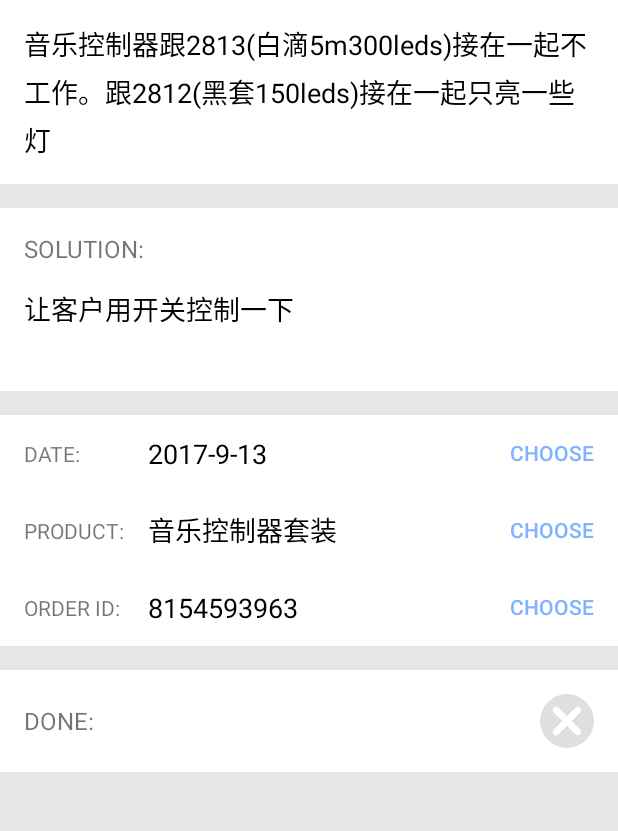
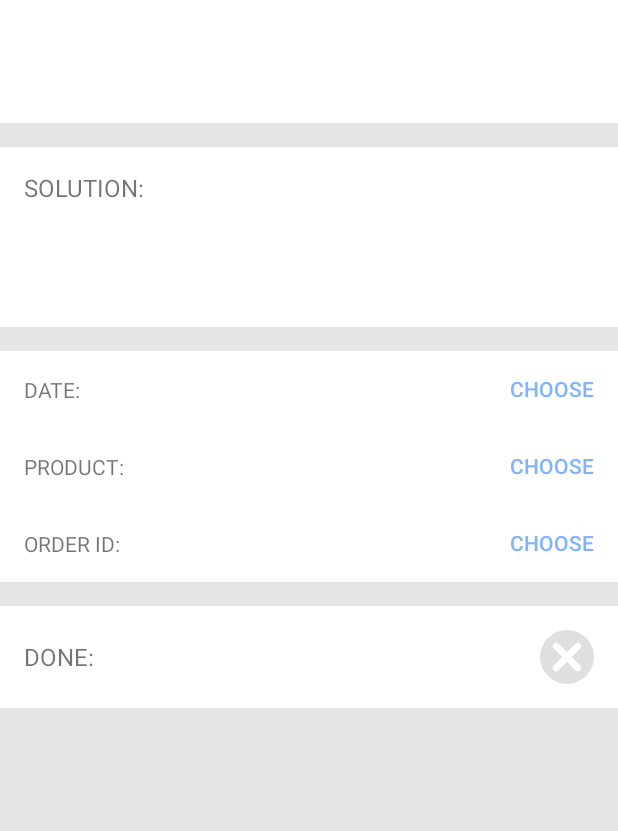
Before and after one commit to lvsecoto/Problems, an Android app: the ProblemDetailFragment screen opened directly, with no data from a screen before it, on a phone screen of 412 x 824 dp, the part 165-996 px from its top. Run offline under Robolectric (Android 15) with nearby library versions, the phone set to English and light mode, and no system bars; our stand-ins replace ButterKnife; 2 statements that could not run were skipped.

Commit message:
refactor: remove hardcoded text or extract to string resource

```diff
--- a/app/src/main/java/com/yjy/problems/problem/detail/ProblemDetailContract.java
+++ b/app/src/main/java/com/yjy/problems/problem/detail/ProblemDetailContract.java
@@ -38,6 +38,8 @@ public interface ProblemDetailContract {
         void showChooseList(List<String> items);
 
         void showToast(String text);
+
+        void alertEmptyProblemDescriptionNotAllows();
     }
 
     interface Presenter {
--- a/app/src/main/java/com/yjy/problems/problem/detail/ProblemDetailPresenter.java
+++ b/app/src/main/java/com/yjy/problems/problem/detail/ProblemDetailPresenter.java
@@ -86,7 +86,7 @@ class ProblemDetailPresenter implements ProblemDetailContract.Presenter {
     @Override
     public void stop() {
         if (Pattern.compile("\\s+|").matcher(mView.getDescription()).matches()) {
-            mView.showToast("Empty Problem description is not allows");
+            mView.alertEmptyProblemDescriptionNotAllows();
             return;
         }
 
--- a/app/src/main/java/com/yjy/problems/problem/list/ProblemListFragment.java
+++ b/app/src/main/java/com/yjy/problems/problem/list/ProblemListFragment.java
@@ -33,8 +33,6 @@ import java.util.UUID;
 
 public class ProblemListFragment extends Fragment implements ProblemListContract.View {
 
-    private static final String TAG = "ProblemDetailFragment";
-
     ToolbarView mToolbarView = new ToolbarView();
 
     @BindView(R.id.problemList)
@@ -61,7 +59,6 @@ public class ProblemListFragment extends Fragment implements ProblemListContract
             mOnFilterWindowDismissListener = new PopupWindow.OnDismissListener() {
         @Override
         public void onDismiss() {
-            Log.d(TAG, "onDismiss :  Filter Window Dismiss");
             mPresenter.setupFilter();
         }
     };
@@ -326,7 +323,7 @@ public class ProblemListFragment extends Fragment implements ProblemListContract
 
     private void showDeleteProblemDialog(final int position) {
         new AlertDialog.Builder(getContext())
-                .setMessage("Remove this problem?")
+                .setMessage(R.string.msgIsRemoveProblem)
                 .setPositiveButton(android.R.string.ok, new DialogInterface.OnClickListener() {
                     @Override
                     public void onClick(DialogInterface dialog, int which) {
--- a/app/src/main/res/layout/fragment_problem_detail.xml
+++ b/app/src/main/res/layout/fragment_problem_detail.xml
@@ -40,15 +40,14 @@
                     android:layout_width="match_parent"
                     android:layout_height="wrap_content"
                     android:layout_marginBottom="16dp"
-                    android:text="PROBLEM:" />
+                    android:text="@string/problemDescriptionLabel" />
 
                 <EditText
                     android:id="@+id/description"
                     style="@style/formEditTextMultiLines"
                     android:layout_width="match_parent"
                     android:layout_height="wrap_content"
-                    android:hint=""
-                    android:text="音乐控制器跟2813(白滴5m300leds)接在一起不工作。跟2812(黑套150leds)接在一起只亮一些灯" />
+                    android:hint="" />
 
             </LinearLayout>
 
@@ -63,15 +62,15 @@
                     android:layout_width="match_parent"
                     android:layout_height="wrap_content"
                     android:layout_marginBottom="16dp"
-                    android:text="SOLUTION:" />
+                    android:text="@string/problemSolutionLabel" />
 
                 <EditText
                     android:id="@+id/solution"
                     style="@style/formEditTextMultiLines"
                     android:layout_width="match_parent"
                     android:layout_height="wrap_content"
-                    android:hint=""
-                    android:text="让客户用开关控制一下" />
+                    android:hint="" />
+
             </LinearLayout>
 
             <TableLayout
@@ -86,7 +85,7 @@
                         style="@style/formTableRowLabel"
                         android:layout_width="wrap_content"
                         android:layout_height="wrap_content"
-                        android:text="DATE:" />
+                        android:text="@string/problemDateLabel" />
 
                     <EditText
                         android:id="@+id/date"
@@ -94,15 +93,14 @@
                         android:layout_width="wrap_content"
                         android:layout_height="wrap_content"
                         android:hint=""
-                        android:inputType="date"
-                        android:text="2017-9-13" />
+                        android:inputType="date" />
 
                     <Button
                         android:id="@+id/chooseDate"
                         style="@style/formChoose"
                         android:layout_width="wrap_content"
                         android:layout_height="wrap_content"
-                        android:text="CHOOSE" />
+                        android:text="@string/chooseProblemDate" />
 
                 </TableRow>
 
@@ -113,22 +111,22 @@
                         android:layout_width="wrap_content"
                         android:layout_height="wrap_content"
                         android:layout_marginEnd="16dp"
-                        android:text="PRODUCT:" />
+                        android:text="@string/productNameLabel" />
 
                     <EditText
                         android:id="@+id/product"
                         style="@style/formEditTextSingleLine"
                         android:layout_width="0dp"
                         android:layout_height="wrap_content"
-                        android:hint=""
-                        android:text="音乐控制器套装" />
+                        android:hint="" />
 
                     <Button
                         android:id="@+id/chooseProduct"
                         style="@style/formChoose"
                         android:layout_width="wrap_content"
                         android:layout_height="wrap_content"
-                        android:text="CHOOSE" />
+                        android:text="@string/chooseProduct" />
+
                 </TableRow>
 
                 <TableRow style="@style/formTableRow">
@@ -137,22 +135,22 @@
                         style="@style/formTableRowLabel"
                         android:layout_width="wrap_content"
                         android:layout_height="wrap_content"
-                        android:text="ORDER ID:" />
+                        android:text="@string/orderIdLabel" />
 
                     <EditText
                         android:id="@+id/orderId"
                         style="@style/formEditTextSingleLine"
                         android:layout_width="0dp"
                         android:layout_height="wrap_content"
-                        android:hint=""
-                        android:text="8154593963" />
+                        android:hint="" />
 
                     <Button
                         android:id="@+id/chooseOrderId"
                         style="@style/formChoose"
                         android:layout_width="wrap_content"
                         android:layout_height="wrap_content"
-                        android:text="CHOOSE" />
+                        android:text="@string/chooseOrderId" />
+
                 </TableRow>
 
             </TableLayout>
@@ -169,7 +167,7 @@
                     android:layout_width="0dp"
                     android:layout_height="wrap_content"
                     android:layout_weight="1"
-                    android:text="DONE:" />
+                    android:text="@string/problemDoneLabel" />
 
                 <com.yjy.problems.view.checkBox.CheckBox
                     android:id="@+id/done"
--- a/app/src/main/res/layout/item_problem.xml
+++ b/app/src/main/res/layout/item_problem.xml
@@ -38,7 +38,6 @@
                 android:layout_width="match_parent"
                 android:layout_height="wrap_content"
                 android:layout_marginBottom="16dp"
-                android:text="CNBIKSUMYERP55791, E27泳池灯"
                 android:textColor="@android:color/tertiary_text_light"
                 android:textSize="12sp" />
 
@@ -48,7 +47,6 @@
                 android:layout_height="wrap_content"
                 android:layout_marginBottom="8dp"
                 android:lineSpacingMultiplier="1.2"
-                android:text="一开始只闪红光，接着中间部分闪光，没法关掉，只能拔掉电源"
                 android:textColor="@android:color/secondary_text_light"
                 android:textSize="18sp"
                 android:textStyle="bold" />
@@ -59,7 +57,6 @@
                 android:layout_height="wrap_content"
                 android:layout_marginBottom="8dp"
                 android:minLines="0"
-                android:text="让客户用开关控制一下"
                 android:textColor="@android:color/tertiary_text_light"
                 android:textSize="16sp" />
 
@@ -72,7 +69,6 @@
                     android:layout_width="wrap_content"
                     android:layout_height="wrap_content"
                     android:layout_gravity="bottom"
-                    android:text="9-11"
                     android:textColor="@android:color/tertiary_text_light" />
 
                 <com.yjy.problems.view.checkBox.CheckBox
--- a/app/src/main/res/menu/fragment_problem_list.xml
+++ b/app/src/main/res/menu/fragment_problem_list.xml
@@ -5,7 +5,7 @@
     <item
         android:id="@+id/search"
         android:icon="@drawable/ic_search_24dp"
-        android:title="Search"
+        android:title=""
         app:actionViewClass="android.support.v7.widget.SearchView"
         app:showAsAction="always|collapseActionView" />
 
--- a/app/src/main/res/menu/nav_main.xml
+++ b/app/src/main/res/menu/nav_main.xml
@@ -4,10 +4,10 @@
         <item
             android:id="@+id/home"
             android:icon="@drawable/ic_home_24dp"
-            android:title="Home" />
+            android:title="@string/navMenuHome" />
         <item
             android:id="@+id/settings"
             android:icon="@drawable/ic_settings_24dp"
-            android:title="Settings" />
+            android:title="@string/navMenuSettings" />
     </group>
 </menu>
--- a/app/src/main/res/values/strings.xml
+++ b/app/src/main/res/values/strings.xml
@@ -1,3 +1,35 @@
 <resources>
     <string name="app_name">Problems</string>
+
+    <!--navigation drawer-->
+    <string name="navMenuHome">Home</string>
+    <string name="navMenuSettings">Settings</string>
+
+    <!--filter window-->
+    <string name="filterLabel">FILTER</string>
+    <string name="filterDoneLabel">DONE:</string>
+    <string name="filterFromDateLabel">FROM:</string>
+    <string name="filterChooseFromDate">CHOOSE</string>
+    <string name="filterToDateLabel">TO:</string>
+    <string name="filterChooseToDate">CHOOSE</string>
+
+    <!--problem detail fragment-->
+    <string name="problemDescriptionLabel">PROBLEM:</string>
+    <string name="problemSolutionLabel">SOLUTION:</string>
+    <string name="problemDateLabel">DATE:</string>
+    <string name="chooseProblemDate">CHOOSE</string>
+    <string name="productNameLabel">PRODUCT:</string>
+    <string name="chooseProduct">CHOOSE</string>
+    <string name="orderIdLabel">ORDER ID:</string>
+    <string name="chooseOrderId">CHOOSE</string>
+    <string name="problemDoneLabel">DONE:</string>
+    <string name="alertEmptyProblemDescriptionNotAllow">Empty Problem description is not allows</string>
+
+    <!--problem list fragment-->
+    <string name="msgIsRemoveProblem">Remove this problem?</string>
+
+    <!--settings fragment-->
+    <string name="prefAboutDescription">About Problems</string>
+    <string name="prefLoadDemoDescription">Remove all problems and add the demo problems</string>
+
 </resources>
--- a/app/src/main/res/xml/preference_main.xml
+++ b/app/src/main/res/xml/preference_main.xml
@@ -3,12 +3,12 @@
 
     <Preference
         android:key="key_load_demo"
-        android:summary="Remove all problems and add the demo problems"
+        android:summary="@string/prefLoadDemoDescription"
         android:title="Load demo" />
 
     <Preference
         android:key="key_about"
         android:summary="v1.0"
-        android:title="About Problems" />
+        android:title="@string/prefAboutDescription" />
 
 </PreferenceScreen>
```
Also changed, not shown: app/src/main/java/com/yjy/problems/problem/detail/ProblemDetailFragment.java (+9 -0 lines), app/src/main/java/com/yjy/problems/problem/list/ProblemListPresenter.java (+8 -3 lines), app/src/main/res/layout/window_filter.xml (+6 -8 lines).
